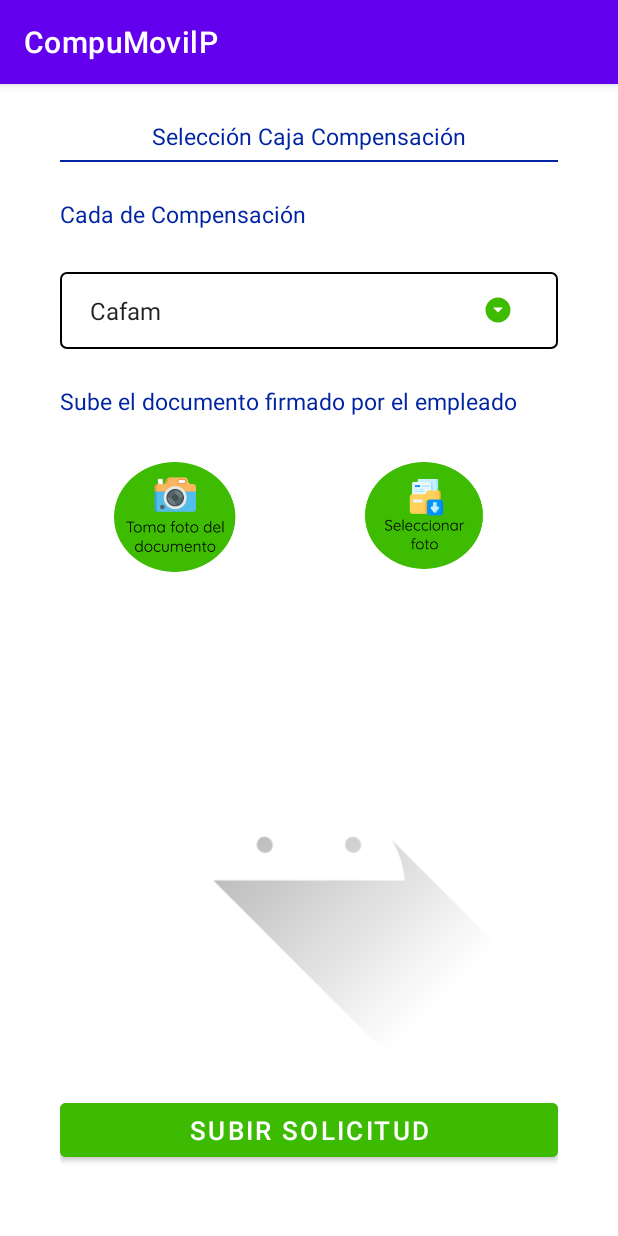
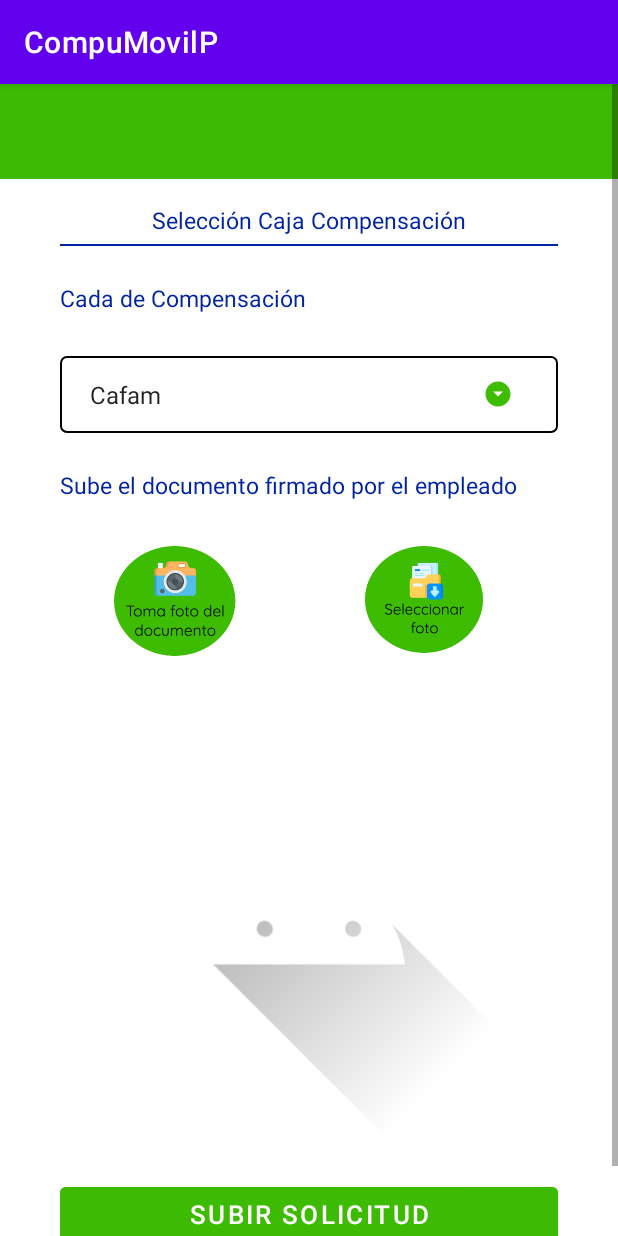
Before and after one commit to ICM2310/DVJOB, an Android app: the Evidencia_DetallesCoordinador screen opened directly, with no data from a screen before it, on a phone screen of 412 x 824 dp. Run offline under Robolectric (Android 15) with nearby library versions, the light colour scheme and no system bars; 1 statement that could not run was skipped.

Commit message:
Verificaciones de las uniones y correccion layaout

```diff
--- a/app/src/main/res/layout/activity_atender_solicitud_coordinador.xml
+++ b/app/src/main/res/layout/activity_atender_solicitud_coordinador.xml
@@ -41,7 +41,7 @@
             android:id="@+id/textView6"
             android:layout_width="match_parent"
             android:layout_height="wrap_content"
-            android:layout_marginTop="24dp"
+            android:layout_marginTop="80dp"
             android:layout_marginBottom="5dp"
             android:text="Atención de Solicitudes"
             android:textAlignment="center"
--- a/app/src/main/res/layout/activity_evidencia_detalles_coordinador.xml
+++ b/app/src/main/res/layout/activity_evidencia_detalles_coordinador.xml
@@ -6,6 +6,20 @@ android:layout_width="match_parent"
 android:layout_height="match_parent"
 tools:context=".Evidencia_DetallesCoordinador">
 
+
+    <LinearLayout
+        android:layout_width="match_parent"
+        android:layout_height="63dp"
+        android:background="#3DBB02"
+        android:orientation="vertical"
+        app:layout_constraintBottom_toTopOf="@+id/linearLayout2"
+        app:layout_constraintEnd_toEndOf="parent"
+        app:layout_constraintHorizontal_bias="0.0"
+        app:layout_constraintStart_toStartOf="parent"
+        app:layout_constraintTop_toTopOf="parent"
+        app:layout_constraintVertical_bias="0.0">
+
+    </LinearLayout>
 
     <ScrollView
         android:layout_width="match_parent"
@@ -25,7 +39,7 @@ tools:context=".Evidencia_DetallesCoordinador">
                 android:id="@+id/textView6"
                 android:layout_width="match_parent"
                 android:layout_height="wrap_content"
-                android:layout_marginTop="24dp"
+                android:layout_marginTop="80dp"
                 android:layout_marginBottom="5dp"
                 android:text="Selección Caja Compensación"
                 android:textAlignment="center"
@@ -111,6 +125,11 @@ tools:context=".Evidencia_DetallesCoordinador">
                 android:text="subir Solicitud"
                 android:textSize="17sp" />
 
+            <LinearLayout
+                android:layout_width="match_parent"
+                android:layout_height="match_parent"
+                android:orientation="horizontal"></LinearLayout>
+
         </LinearLayout>
     </ScrollView>
 
--- a/app/src/main/res/layout/activity_perfil_usuario.xml
+++ b/app/src/main/res/layout/activity_perfil_usuario.xml
@@ -41,7 +41,7 @@
             android:id="@+id/textView2"
             android:layout_width="match_parent"
             android:layout_height="wrap_content"
-            android:layout_marginTop="24dp"
+            android:layout_marginTop="80dp"
             android:layout_marginBottom="20dp"
             android:text="Juan Guarnizo "
             android:textAlignment="center"
--- a/app/src/main/res/layout/activity_solicitar_usuario.xml
+++ b/app/src/main/res/layout/activity_solicitar_usuario.xml
@@ -41,7 +41,7 @@
             android:id="@+id/textView6"
             android:layout_width="match_parent"
             android:layout_height="wrap_content"
-            android:layout_marginTop="24dp"
+            android:layout_marginTop="80dp"
             android:layout_marginBottom="5dp"
             android:text=" Realizar tramite de solicitud"
             android:textAlignment="center"
--- a/app/src/main/res/layout/activity_solicitud_finca_coordinador.xml
+++ b/app/src/main/res/layout/activity_solicitud_finca_coordinador.xml
@@ -41,7 +41,7 @@ tools:context=".SolicitudFincaCoordinador">
         android:id="@+id/textView6"
         android:layout_width="match_parent"
         android:layout_height="wrap_content"
-        android:layout_marginTop="24dp"
+        android:layout_marginTop="80dp"
         android:layout_marginBottom="5dp"
         android:text="Solicitudes Pendientes"
         android:textAlignment="center"
```
Also changed, not shown: app/src/main/res/layout/activity_main.xml (deleted, +0 -30 lines), app/src/main/res/layout/activity_map.xml (+4 -6 lines), app/src/main/res/layout/activity_perfil_coordinador.xml (+6 -7 lines).
